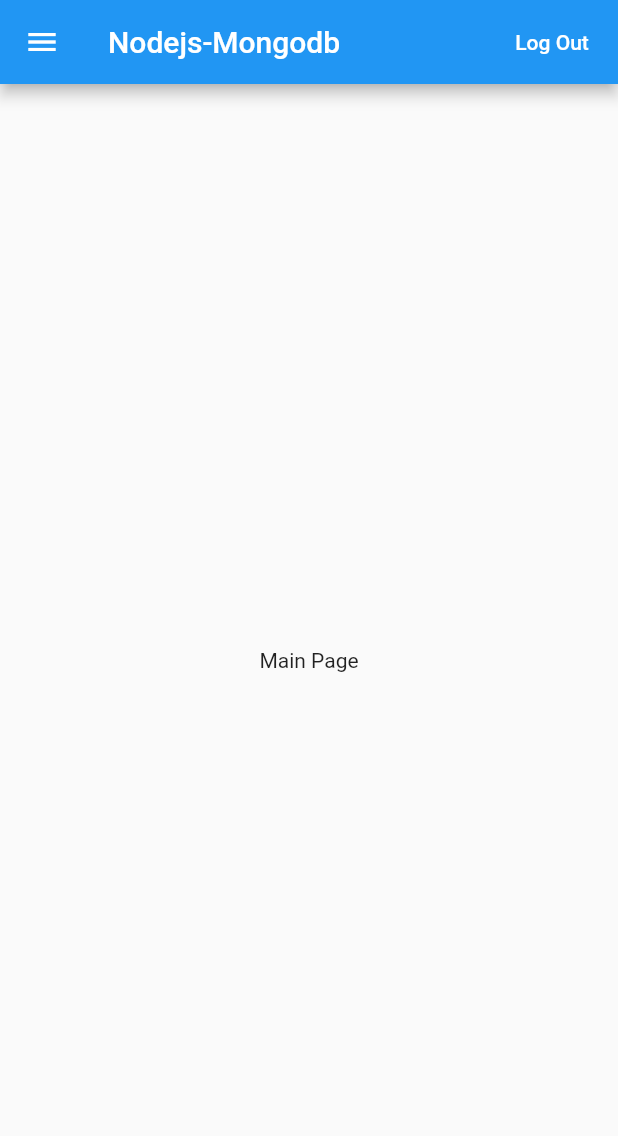
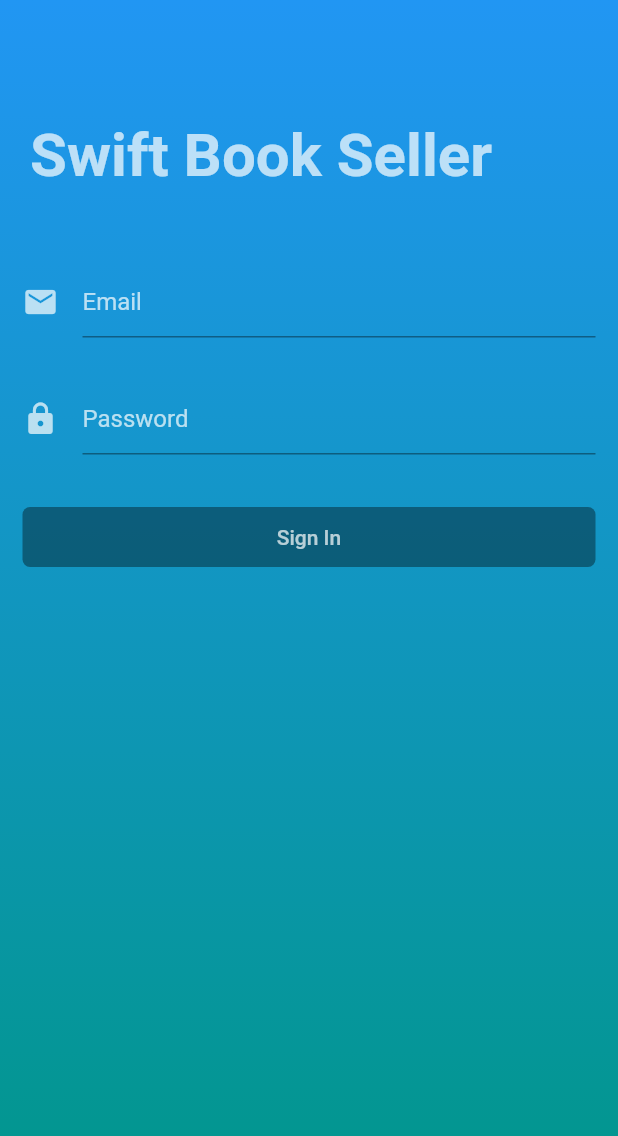
Before and after one commit to HanzValmoria/SwiftBookSellerFinal, a Flutter app: the screen it shows after launch, on a phone screen of 412 x 824 dp. Shown: the top 1136 px of the screen. Run offline on Flutter 3.47's test engine with Material 2 defaults, Android fonts, the phone set to English and light mode, and no system bars; our stand-ins replace shared_preferences.

Commit message:
loginpage

```diff
--- a/lib/main.dart
+++ b/lib/main.dart
@@ -1,4 +1,5 @@
 import 'package:flutter/material.dart';
+import 'package:flutter_application_project/view/loginPage.dart';
 import 'package:shared_preferences/shared_preferences.dart';
 
 void main() => runApp(MyApp());
@@ -10,7 +11,7 @@ class MyApp extends StatelessWidget {
       title: "Swift Book Seller",
       debugShowCheckedModeBanner: false,
       home: MainPage(),
-      theme: ThemeData(accentColor: Colors.white70),
+      theme: ThemeData(accentColor: Colors.green[200]),
     );
   }
 }
@@ -22,6 +23,13 @@ class MainPage extends StatefulWidget {
 
 class _MainPageState extends State<MainPage> {
   SharedPreferences sharedPreferences;
+
+  @override
+  void initState() {
+    super.initState();
+    checkLoginStatus();
+  }
+
   checkLoginStatus() async {
     sharedPreferences = await SharedPreferences.getInstance();
     if (sharedPreferences.getString("token") == null) {
@@ -35,7 +43,7 @@ class _MainPageState extends State<MainPage> {
   Widget build(BuildContext context) {
     return Scaffold(
       appBar: AppBar(
-        title: Text("Nodejs-Mongodb", style: TextStyle(color: Colors.white)),
+        title: Text("Swift Book Seller", style: TextStyle(color: Colors.black)),
         actions: <Widget>[
           FlatButton(
             onPressed: () {
@@ -46,7 +54,7 @@ class _MainPageState extends State<MainPage> {
                       builder: (BuildContext context) => LoginPage()),
                   (Route<dynamic> route) => false);
             },
-            child: Text("Log Out", style: TextStyle(color: Colors.white)),
+            child: Text("Log Out", style: TextStyle(color: Colors.black)),
           ),
         ],
       ),
@@ -55,8 +63,8 @@ class _MainPageState extends State<MainPage> {
         child: new ListView(
           children: <Widget>[
             new UserAccountsDrawerHeader(
-              accountName: new Text('Ejercicios'),
-              accountEmail: new Text('codigoalphacol@gmail.com'),
+              accountName: new Text('HanzValz'),
+              accountEmail: new Text('valmoria@gmail.com'),
             ),
             new ListTile(
                 title: new Text("List Products"),
--- /dev/null
+++ b/lib/view/loginPage.dart
@@ -0,0 +1,145 @@
+import 'dart:convert';
+
+import 'package:flutter/material.dart';
+import 'package:flutter/services.dart';
+import 'package:flutter_application_project/main.dart';
+import 'package:http/http.dart' as http;
+import 'package:shared_preferences/shared_preferences.dart';
+
+import '../main.dart';
+
+class LoginPage extends StatefulWidget {
+  @override
+  _LoginPageState createState() => _LoginPageState();
+}
+
+class _LoginPageState extends State<LoginPage> {
+  bool _isloading = false;
+
+  @override
+  Widget build(BuildContext context) {
+    SystemChrome.setSystemUIOverlayStyle(SystemUiOverlayStyle.light
+        .copyWith(statusBarColor: Colors.transparent));
+    return Scaffold(
+      body: Container(
+        decoration: BoxDecoration(
+          gradient: LinearGradient(
+              colors: [Colors.blue, Colors.teal],
+              begin: Alignment.topCenter,
+              end: Alignment.bottomCenter),
+        ),
+        child: _isloading
+            ? Center(child: CircularProgressIndicator())
+            : ListView(
+                children: <Widget>[
+                  headerSection(),
+                  textSection(),
+                  buttonSection(),
+                ],
+              ),
+      ),
+    );
+  }
+
+  signIn(String email, pass) async {
+    SharedPreferences sharedPreferences = await SharedPreferences.getInstance();
+    Map data = {'email': email, 'password': pass};
+    var jsonResponse = null;
+
+    var response =
+        await http.post("http://192.168.1.2:3000/signin", body: data);
+    if (response.statusCode == 200) {
+      jsonResponse = json.decode(response.body);
+      print('Response status: ${response.statusCode}');
+      print('Response body: ${response.body}');
+      if (jsonResponse != null) {
+        setState(() {
+          _isloading = false;
+        });
+        sharedPreferences.setString("token", jsonResponse['token']);
+        Navigator.of(context).pushAndRemoveUntil(
+            MaterialPageRoute(builder: (BuildContext context) => MainPage()),
+            (Route<dynamic> route) => false);
+      }
+    } else {
+      setState(() {
+        _isloading = false;
+      });
+      print(response.body);
+    }
+  }
+
+  Container buttonSection() {
+    return Container(
+      width: MediaQuery.of(context).size.width,
+      height: 40.0,
+      padding: EdgeInsets.symmetric(horizontal: 15.0),
+      margin: EdgeInsets.only(top: 15.0),
+      child: RaisedButton(
+        onPressed: emailController.text == "" || passwordController.text == ""
+            ? null
+            : () {
+                setState(() {
+                  _isloading = true;
+                });
+                signIn(emailController.text, passwordController.text);
+              },
+        elevation: 0.0,
+        color: Colors.purple,
+        child: Text("Sign In", style: TextStyle(color: Colors.white70)),
+        shape: RoundedRectangleBorder(borderRadius: BorderRadius.circular(5.0)),
+      ),
+    );
+  }
+
+  final TextEditingController emailController = new TextEditingController();
+  final TextEditingController passwordController = new TextEditingController();
+
+  Container textSection() {
+    return Container(
+      padding: EdgeInsets.symmetric(horizontal: 15.0, vertical: 20.0),
+      child: Column(
+        children: <Widget>[
+          TextFormField(
+            controller: emailController,
+            cursorColor: Colors.white,
+            style: TextStyle(color: Colors.white70),
+            decoration: InputDecoration(
+              icon: Icon(Icons.email, color: Colors.white70),
+              hintText: "Email",
+              border: UnderlineInputBorder(
+                  borderSide: BorderSide(color: Colors.white70)),
+              hintStyle: TextStyle(color: Colors.white70),
+            ),
+          ),
+          SizedBox(height: 30.0),
+          TextFormField(
+            controller: passwordController,
+            cursorColor: Colors.white,
+            obscureText: true,
+            style: TextStyle(color: Colors.white70),
+            decoration: InputDecoration(
+              icon: Icon(Icons.lock, color: Colors.white70),
+              hintText: "Password",
+              border: UnderlineInputBorder(
+                  borderSide: BorderSide(color: Colors.white70)),
+              hintStyle: TextStyle(color: Colors.white70),
+            ),
+          ),
+        ],
+      ),
+    );
+  }
+
+  Container headerSection() {
+    return Container(
+      margin: EdgeInsets.only(top: 50.0),
+      padding: EdgeInsets.symmetric(horizontal: 20.0, vertical: 30.0),
+      child: Text("Swift Book Seller",
+          style: TextStyle(
+              color: Colors.white70,
+              fontSize: 40.0,
+              fontWeight: FontWeight.bold)),
+    );
+  }
+}
```
